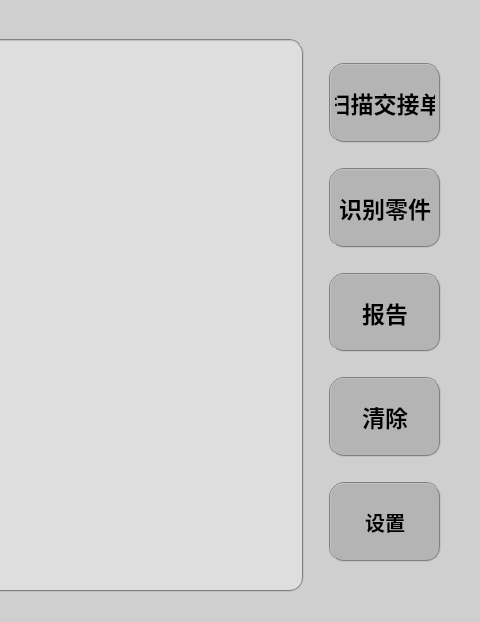
The window that HMI.ui (shuaih7/ishop_ocr) describes before a commit, drawn with Qt 5; both pictures show x 747 to 1227 and y 0 to 622 of the 1227 by 763 pixel window.
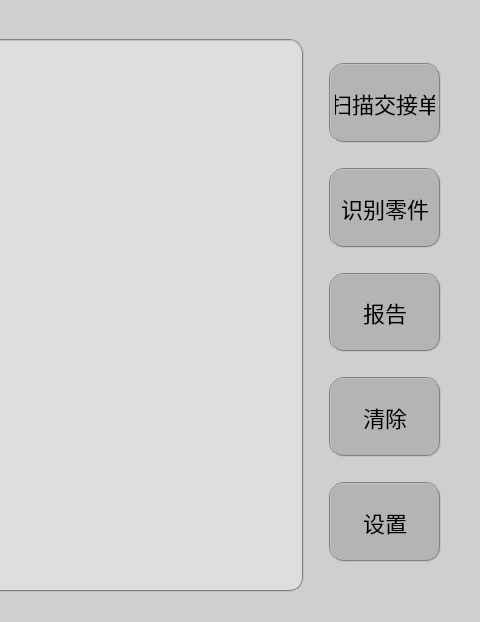
The same window after the commit. Icons and pictures are not drawn. Custom widgets are drawn as their Qt base class.

Commit message: feat: push button color change

The edit to the form file:
```diff
--- a/HMI.ui
+++ b/HMI.ui
@@ -230,7 +230,7 @@
                <number>30</number>
               </property>
               <item>
-               <widget class="QPushButton" name="btnScan">
+               <widget class="PushButton" name="scanBtn">
                 <property name="sizePolicy">
                  <sizepolicy hsizetype="Minimum" vsizetype="Preferred">
                   <horstretch>0</horstretch>
@@ -244,7 +244,7 @@
                  </size>
                 </property>
                 <property name="styleSheet">
-                 <string notr="true">font: bold;font-size: 23px;height: 36px;width: 100px; border:2px groove gray; border-radius:15px;padding:2px 4px;background-color:rgb(180,180,180)</string>
+                 <string notr="true">font-size: 22px;height: 36px;width: 100px; border:2px groove gray; border-radius:15px;padding:2px 4px;background-color:rgb(180,180,180)</string>
                 </property>
                 <property name="text">
                  <string>扫描交接单</string>
@@ -265,7 +265,7 @@
                </widget>
               </item>
               <item>
-               <widget class="QPushButton" name="btnOcr">
+               <widget class="PushButton" name="ocrBtn">
                 <property name="sizePolicy">
                  <sizepolicy hsizetype="Minimum" vsizetype="Preferred">
                   <horstretch>0</horstretch>
@@ -279,7 +279,7 @@
                  </size>
                 </property>
                 <property name="styleSheet">
-                 <string notr="true">font: bold;font-size: 23px;height: 36px;width: 100px; border:2px groove gray; border-radius:15px;padding:2px 4px;background-color:rgb(180,180,180)</string>
+                 <string notr="true">font-size: 22px;height: 36px;width: 100px; border:2px groove gray; border-radius:15px;padding:2px 4px;background-color:rgb(180,180,180)</string>
                 </property>
                 <property name="text">
                  <string>识别零件</string>
@@ -300,7 +300,7 @@
                </widget>
               </item>
               <item>
-               <widget class="QPushButton" name="btnReport">
+               <widget class="PushButton" name="reportBtn">
                 <property name="sizePolicy">
                  <sizepolicy hsizetype="Minimum" vsizetype="Preferred">
                   <horstretch>0</horstretch>
@@ -317,7 +317,7 @@
                  <string>生成检测报告</string>
                 </property>
                 <property name="styleSheet">
-                 <string notr="true">font: bold;font-size: 23px;height: 36px;width: 100px; border:2px groove gray; border-radius:15px;padding:2px 4px;background-color:rgb(180,180,180)</string>
+                 <string notr="true">font-size: 22px;height: 36px;width: 100px; border:2px groove gray; border-radius:15px;padding:2px 4px;background-color:rgb(180,180,180)</string>
                 </property>
                 <property name="text">
                  <string>报告</string>
@@ -338,7 +338,7 @@
                </widget>
               </item>
               <item>
-               <widget class="QPushButton" name="btnClear">
+               <widget class="PushButton" name="clearBtn">
                 <property name="sizePolicy">
                  <sizepolicy hsizetype="Minimum" vsizetype="Preferred">
                   <horstretch>0</horstretch>
@@ -355,7 +355,7 @@
                  <string>清除已识别内容</string>
                 </property>
                 <property name="styleSheet">
-                 <string notr="true">font: bold;font-size: 23px;height: 36px;width: 100px; border:2px groove gray; border-radius:15px;padding:2px 4px;background-color:rgb(180,180,180)</string>
+                 <string notr="true">font-size: 22px;height: 36px;width: 100px; border:2px groove gray; border-radius:15px;padding:2px 4px;background-color:rgb(180,180,180)</string>
                 </property>
                 <property name="text">
                  <string>清除</string>
@@ -376,7 +376,7 @@
                </widget>
               </item>
               <item>
-               <widget class="QPushButton" name="betConfig">
+               <widget class="PushButton" name="configBtn">
                 <property name="sizePolicy">
                  <sizepolicy hsizetype="MinimumExpanding" vsizetype="Preferred">
                   <horstretch>0</horstretch>
@@ -390,7 +390,7 @@
                  </size>
                 </property>
                 <property name="styleSheet">
-                 <string notr="true">font: bold;font-size: 20px;height: 36px;width: 100px; border:2px groove gray; border-radius:15px;padding:2px 4px;background-color:rgb(180,180,180)</string>
+                 <string notr="true">font-size: 22px;height: 36px;width: 100px; border:2px groove gray; border-radius:15px;padding:2px 4px;background-color:rgb(180,180,180)</string>
                 </property>
                 <property name="text">
                  <string>设置</string>
@@ -452,6 +452,11 @@
    <extends>QTableWidget</extends>
    <header location="global">PartTable.h</header>
   </customwidget>
+  <customwidget>
+   <class>PushButton</class>
+   <extends>QPushButton</extends>
+   <header location="global">PushButton.h</header>
+  </customwidget>
  </customwidgets>
  <resources/>
  <connections>
```
Left out of the diff: 80 changed lines with no effect on the pictures. The commit also changes 18 other files.
